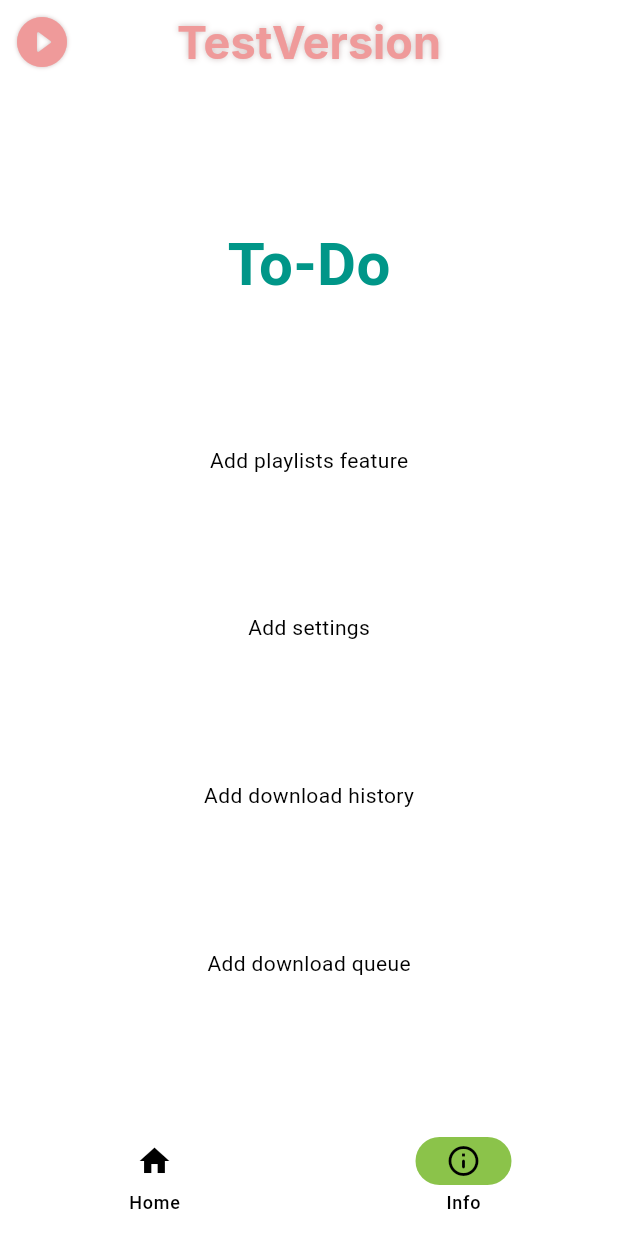
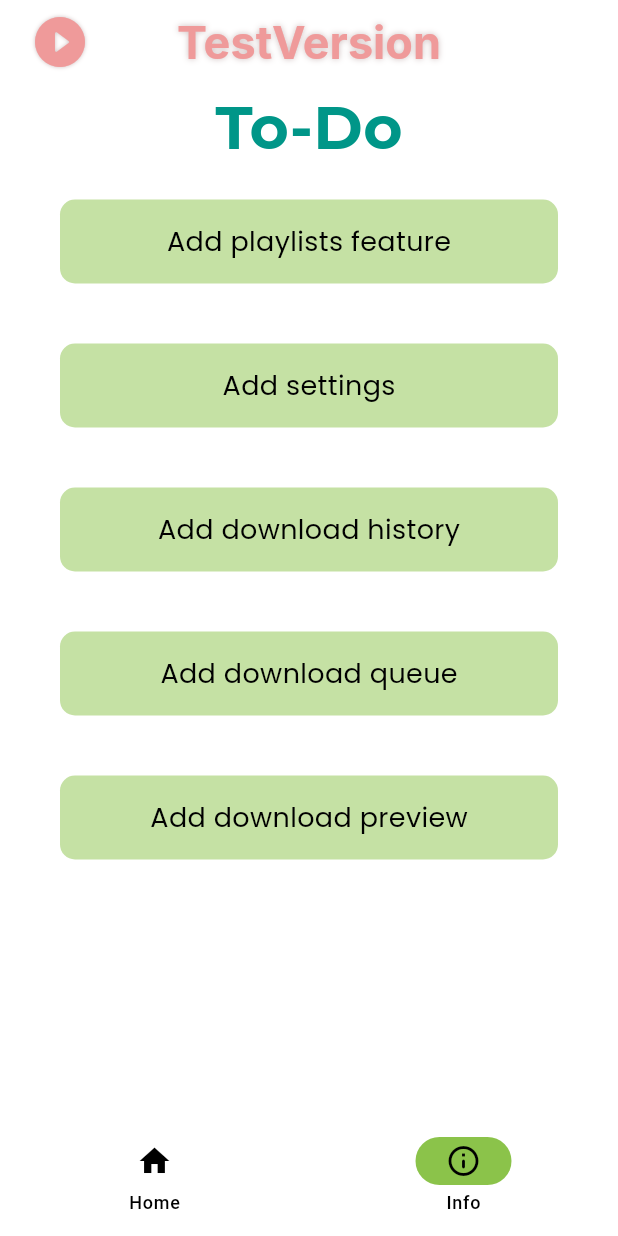
Before and after one commit to Vescron/Youtube-DL, a Flutter app: the screen it shows after launch, item 2 of the bottom bar chosen, on a phone screen of 412 x 824 dp. Run offline on Flutter 3.47's test engine with Material 3 defaults, Android fonts, the phone set to English and light mode, and no system bars; drawn by our look-alikes of dynamic_color; our stand-ins replace google_fonts, permission_handler; missing offline and left inert: youtube_explode_dart.

Commit message:
small update

```diff
--- a/lib/pages/home.dart
+++ b/lib/pages/home.dart
@@ -128,7 +128,7 @@ class _HomeState extends State<Home> {
             height: 300,
             width: 300,
             decoration: BoxDecoration(
-              color: Color.fromARGB(255, 255, 172, 172),
+              color: Color.fromARGB(227, 255, 173, 173),
               borderRadius: BorderRadius.circular(20),
             ),
           padding: EdgeInsets.all(20),
--- a/lib/pages/info.dart
+++ b/lib/pages/info.dart
@@ -1,30 +1,56 @@
 // ignore_for_file: prefer_const_constructors, prefer_const_literals_to_create_immutables
 
 import 'package:flutter/material.dart';
+import 'package:google_fonts/google_fonts.dart';
 
 class Info extends StatelessWidget {
-  const Info({super.key});
+  Info({super.key});
+
+  final List taskList = [
+    'Add playlists feature',
+    'Add settings',
+    'Add download history',
+    'Add download queue',
+    'Add download preview',
+  ];
 
   @override
   Widget build(BuildContext context) {
     return Scaffold(
-      body: Center(
-        child: Column(
+      body: Column(
           //mainAxisSize: MainAxisSize.min,
           mainAxisAlignment: MainAxisAlignment.spaceEvenly,
           children: [
             Text('To-Do',
-            style: TextStyle(fontSize: 40,
-            fontWeight: FontWeight.bold,
-            color: Colors.teal)
+                style: GoogleFonts.montserrat(fontSize: 40,
+                fontWeight: FontWeight.bold,
+                color: Colors.teal)
+                ),
+            Expanded(
+              child: ListView.builder(
+              shrinkWrap: true,
+              itemCount: taskList.length,
+              itemBuilder: (context, index){
+              return Padding(padding: EdgeInsets.symmetric(horizontal: 40, vertical: 20),
+              child: Container(
+                padding: EdgeInsets.all(15),
+                decoration: BoxDecoration(
+                  color: Theme.of(context).colorScheme.secondary.withOpacity(0.5),
+                  borderRadius: BorderRadius.circular(10),
+                ),
+                child: Center(
+                  child: Text(
+                    taskList[index],
+                    style: GoogleFonts.poppins(
+                      fontSize:18,
+                    ),))
+                ),
+              );
+            },
+            )
             ),
-            Text('Add playlists feature'),
-            Text('Add settings'),
-            Text('Add download history'),
-            Text('Add download queue'),
           ],
-        )
-      ),
+        ),
     );
   }
 }
--- a/lib/pages/main_page.dart
+++ b/lib/pages/main_page.dart
@@ -24,7 +24,8 @@ int currentIndex = 0;
   Widget build(BuildContext context) {
 
     return Scaffold(
-      bottomNavigationBar: NavigationBar(
+      bottomNavigationBar: MediaQuery.of(context).size.width > 600 ?
+      null : NavigationBar(
         onDestinationSelected: (int index) {
           setState(() {
             currentIndex = index;
@@ -44,7 +45,9 @@ int currentIndex = 0;
           ),],
       ),
       appBar: AppBar(
-        leading: Icon(Icons.play_circle_fill_rounded, color: Colors.red[200], size: 40,shadows: [
+        leading: Padding(
+          padding: const EdgeInsets.only(left: 20.0),
+          child: Icon(Icons.play_circle_fill_rounded, color: Colors.red[200], size: 40,shadows: [
             Shadow(blurRadius: 3.0,
                 color: Color.fromARGB(255, 193, 173, 173).withOpacity(0.8),
                 offset: Offset(0.0, 0.0),),
@@ -54,6 +57,7 @@ int currentIndex = 0;
             //     offset: Offset(1.0, 0.0),
             //   ),
           ],),
+        ),
         centerTitle: true,
         elevation: 0,
         title: Text('TestVersion',
@@ -73,7 +77,39 @@ int currentIndex = 0;
         ),
        // backgroundColor: Color.fromARGB(255, 255, 253, 134),
         ),
-      body: IndexedStack(
+      body: MediaQuery.of(context).size.width > 600 ?
+      Row(
+        children: [
+          NavigationRail(
+            selectedIndex: currentIndex,
+            onDestinationSelected: (int index) {
+              setState(() {
+                currentIndex = index;
+              });
+            },
+            labelType: NavigationRailLabelType.selected,
+            extended: false,
+            destinations: const [
+              NavigationRailDestination(
+                icon: Icon(Icons.home),
+                label: Text('Home'),
+              ),
+              NavigationRailDestination(
+                icon: Icon(Icons.info_outline_rounded),
+                label: Text('Info'),
+              ),
+            ],
+          ),
+         // VerticalDivider(thickness: 1, width: 1),
+          Expanded(
+            child: IndexedStack(
+              index: currentIndex,
+              children: pages,
+            ),
+          ),
+        ],
+      )
+      : IndexedStack(
         index : currentIndex,
         children: pages,
       ),
```
Lines whose indentation alone changed are shown as unchanged.
